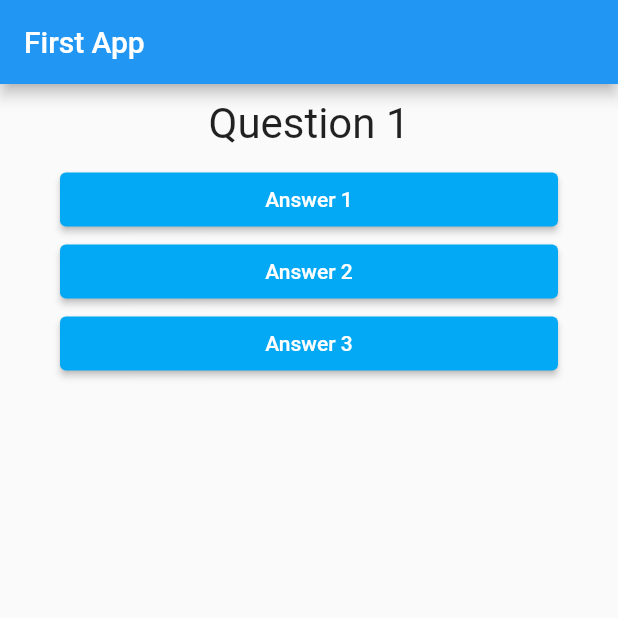
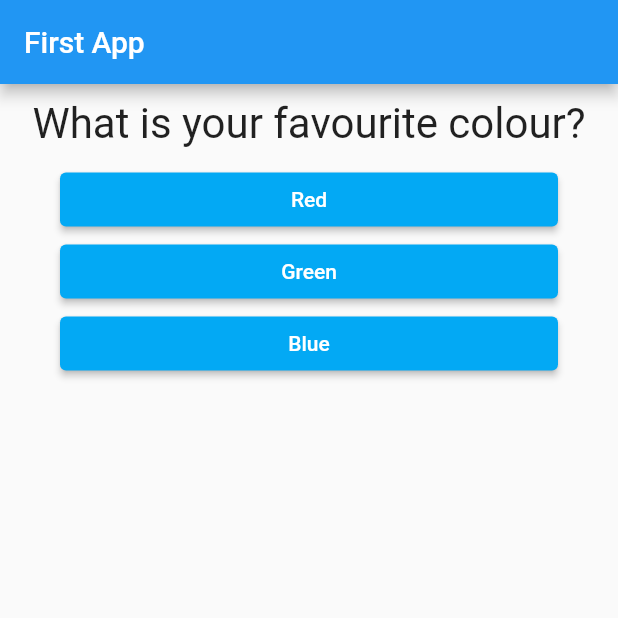
Before and after one commit to SpaceGliderr/flutter-udemy, a Flutter app: the screen it shows after launch, on a phone screen of 412 x 824 dp, the top half of it. Run offline on Flutter 3.47's test engine with Material 2 defaults, Android fonts, the phone set to English and light mode, and no system bars.

Commit message:
Finish module 1 of the course

```diff
--- a/flutter_quiz/lib/main.dart
+++ b/flutter_quiz/lib/main.dart
@@ -1,6 +1,6 @@
 import 'package:flutter/material.dart';
-import 'package:flutter_quiz/answer.dart';
-import 'package:flutter_quiz/question.dart';
+import 'package:flutter_quiz/quiz.dart';
+import 'package:flutter_quiz/result.dart';
 
 void main() => runApp(MyApp());
 
@@ -13,15 +13,46 @@ class MyApp extends StatefulWidget {
 
 class _MyAppState extends State<MyApp> {
   var _questionIdx = 0;
+  var _totalScore = 0;
 
-  var question = [
-    "Question 1",
-    "Question 2",
+  final _questions = [
+    {
+      "questionText": "What is your favourite colour?",
+      "answers": [
+        {"text": "Red", "score": 10},
+        {"text": "Green", "score": 5},
+        {"text": "Blue", "score": 7}
+      ]
+    },
+    {
+      "questionText": "What is your favourite animal?",
+      "answers": [
+        {"text": "Dog", "score": 10},
+        {"text": "Cat", "score": 8},
+        {"text": "Parrot", "score": 5},
+        {"text": "Lion", "score": 2}
+      ]
+    },
+    {
+      "questionText": "What is your favourite food?",
+      "answers": [
+        {"text": "Nasi Lemak", "score": 8},
+        {"text": "Burgers", "score": 10}
+      ]
+    },
   ];
 
-  void _answerQuestion() {
+  void _answerQuestion(int score) {
+    _totalScore += score;
     setState(() {
       _questionIdx += 1;
+    });
+  }
+
+  void _resetQuiz() {
+    setState(() {
+      _questionIdx = 0;
+      _totalScore = 0;
     });
   }
 
@@ -32,14 +63,9 @@ class _MyAppState extends State<MyApp> {
         appBar: AppBar(
           title: Text("First App"),
         ),
-        body: Column(
-          children: [
-            Question(question[_questionIdx]),
-            Answer("Answer 1", _answerQuestion),
-            Answer("Answer 2", _answerQuestion),
-            Answer("Answer 3", _answerQuestion),
-          ],
-        ),
+        body: _questionIdx < _questions.length
+            ? Quiz(_questions, _questionIdx, _answerQuestion)
+            : Result(_totalScore, _resetQuiz),
       ),
     );
   }
--- /dev/null
+++ b/flutter_quiz/lib/quiz.dart
@@ -0,0 +1,25 @@
+import 'package:flutter/material.dart';
+import 'package:flutter_quiz/question.dart';
+
+import 'answer.dart';
+
+class Quiz extends StatelessWidget {
+  final List<Map<String, Object>> questions;
+  final int questionIdx;
+  final Function selectHandler;
+
+  Quiz(this.questions, this.questionIdx, this.selectHandler);
+
+  @override
+  Widget build(BuildContext context) {
+    return Column(
+      children: [
+        Question(questions[questionIdx]['questionText']),
+        ...(questions[questionIdx]['answers'] as List<Map<String, Object>>)
+            .map((answer) {
+          return Answer(answer["text"], () => selectHandler(answer["score"]));
+        }).toList()
+      ],
+    );
+  }
+}
```
Also changed, not shown: flutter_quiz/lib/result.dart (added, +45 -0 lines).
